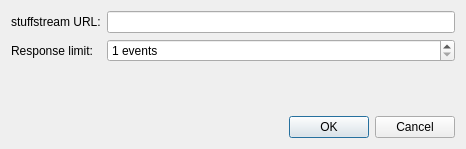
Above: src/settingsdialog.ui from UjOwtuc/qstuff before the change. Below: the same form after it.
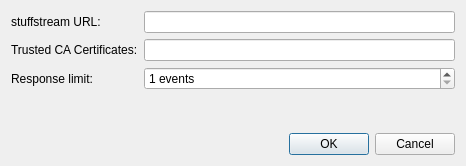
That is the form after the change.

What changed in the file:
```diff
--- a/src/settingsdialog.ui
+++ b/src/settingsdialog.ui
@@ -7,7 +7,7 @@
     <x>0</x>
     <y>0</y>
     <width>459</width>
-    <height>149</height>
+    <height>166</height>
    </rect>
   </property>
   <property name="windowTitle">
@@ -22,16 +22,20 @@
     </widget>
    </item>
    <item row="0" column="1">
-    <widget class="QLineEdit" name="stuffstreamUrlEdit"/>
+    <widget class="QLineEdit" name="stuffstreamUrlEdit">
+     <property name="clearButtonEnabled">
+      <bool>true</bool>
+     </property>
+    </widget>
    </item>
-   <item row="1" column="0">
+   <item row="2" column="0">
     <widget class="QLabel" name="maxEventsLabel">
      <property name="text">
       <string>Response limit:</string>
      </property>
     </widget>
    </item>
-   <item row="1" column="1">
+   <item row="2" column="1">
     <widget class="QSpinBox" name="maxEventsSpinbox">
      <property name="suffix">
       <string> events</string>
@@ -44,7 +48,7 @@
      </property>
     </widget>
    </item>
-   <item row="2" column="0" colspan="2">
+   <item row="3" column="0" colspan="2">
     <spacer name="verticalSpacer">
      <property name="orientation">
       <enum>Qt::Vertical</enum>
@@ -57,7 +61,7 @@
      </property>
     </spacer>
    </item>
-   <item row="3" column="0" colspan="2">
+   <item row="4" column="0" colspan="2">
     <widget class="QDialogButtonBox" name="buttonBox">
      <property name="orientation">
       <enum>Qt::Horizontal</enum>
@@ -67,6 +71,20 @@
      </property>
     </widget>
    </item>
+   <item row="1" column="0">
+    <widget class="QLabel" name="trustedCertsLabel">
+     <property name="text">
+      <string>Trusted CA Certificates:</string>
+     </property>
+    </widget>
+   </item>
+   <item row="1" column="1">
+    <widget class="QLineEdit" name="trustedCertsEdit">
+     <property name="clearButtonEnabled">
+      <bool>true</bool>
+     </property>
+    </widget>
+   </item>
   </layout>
  </widget>
  <resources/>
```
Left out of the diff: 5 changed lines with no effect on the pictures.
